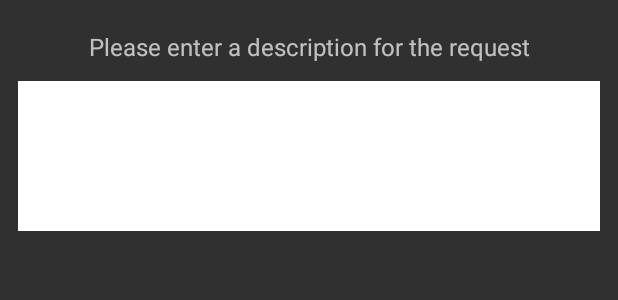
After one commit to CMPUT301F16T15/Youber, an Android app: the layout dlg_request_description.xml on its own in the app's theme, with its tools: preview values and no code run, on a phone screen of 412 x 824 dp. The commit adds this screen. Shown: the top 300 px of the screen. Run offline under Robolectric (Android 15) with nearby library versions, the phone set to English and light mode, and no system bars.

Commit message:
added function to input description for a new request

```diff
--- /dev/null
+++ b/app/src/main/res/layout/dlg_request_description.xml
@@ -0,0 +1,25 @@
+<?xml version="1.0" encoding="utf-8"?>
+<RelativeLayout xmlns:android="http://schemas.android.com/apk/res/android"
+    android:layout_width="match_parent" android:layout_height="match_parent"
+    android:id="@+id/dlg_request_description">
+
+    <TextView
+        android:id="@+id/request_description_title"
+        android:layout_width="match_parent"
+        android:layout_height="wrap_content"
+        android:layout_marginTop="20dp"
+        android:gravity="center"
+        android:text="@string/request_desc_title"
+        android:textSize="16dp"/>
+
+    <EditText
+        android:id="@+id/description_edit_text"
+        android:layout_width="match_parent"
+        android:layout_height="100dp"
+        android:layout_below="@+id/request_description_title"
+        android:layout_margin="12dp"
+        android:background="@android:color/white"
+        android:textColor="@color/black"
+        android:inputType="textMultiLine"
+        android:textAlignment="textStart"/>
+</RelativeLayout>
--- a/app/src/main/res/values/strings.xml
+++ b/app/src/main/res/values/strings.xml
@@ -28,6 +28,10 @@
     <string name="message">message</string>
     <string name="positiveInput">postiveInput</string>
     <string name="negativeInput">negativeInput</string>
+    <string name="next">Next</string>
+
+    <!--Request Description Dlg-->
+    <string name="request_desc_title">Please enter a description for the request</string>
 
     <!--Request View-->
     <string name="request_title">Request</string>
```
Also changed, not shown: app/src/main/java/com/youber/cmput301f16t15/youber/MainActivity.java (+52 -8 lines), app/src/main/java/com/youber/cmput301f16t15/youber/Request.java (+7 -2 lines).
